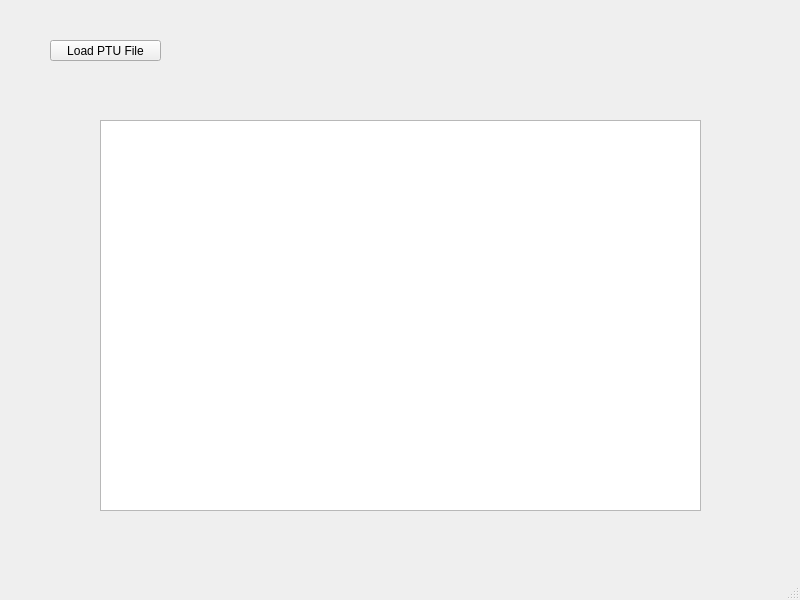
The window that qt_app/gui/phasorflim.ui (Tomkaehst/PhasorFLIM) describes before a commit, drawn with Qt 5.
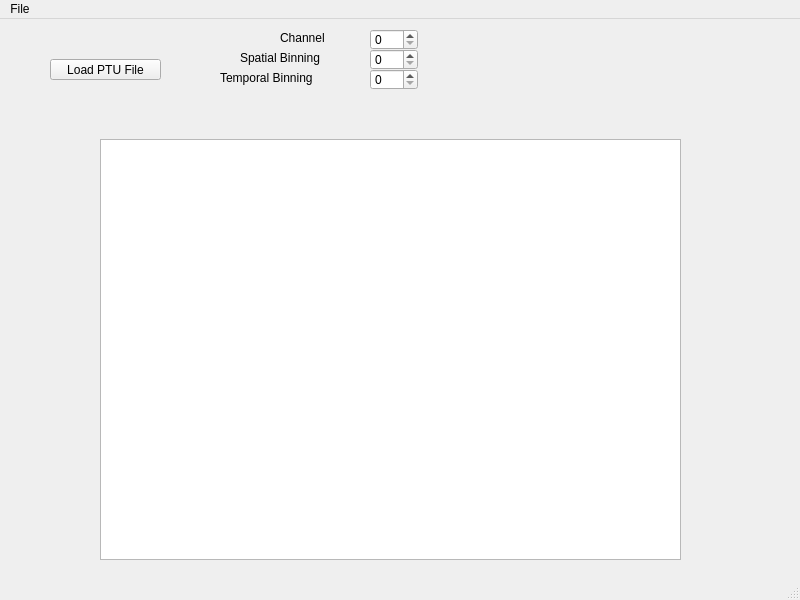
The same window after the commit.

Diff of the .ui file:
```diff
--- a/qt_app/gui/phasorflim.ui
+++ b/qt_app/gui/phasorflim.ui
@@ -32,11 +32,89 @@
      <rect>
       <x>100</x>
       <y>120</y>
-      <width>601</width>
-      <height>391</height>
+      <width>581</width>
+      <height>421</height>
      </rect>
     </property>
    </widget>
+   <widget class="QLabel" name="label_channel">
+    <property name="geometry">
+     <rect>
+      <x>280</x>
+      <y>10</y>
+      <width>67</width>
+      <height>17</height>
+     </rect>
+    </property>
+    <property name="text">
+     <string>Channel</string>
+    </property>
+   </widget>
+   <widget class="QLabel" name="label_spatialBinning">
+    <property name="geometry">
+     <rect>
+      <x>240</x>
+      <y>30</y>
+      <width>101</width>
+      <height>17</height>
+     </rect>
+    </property>
+    <property name="text">
+     <string>Spatial Binning</string>
+    </property>
+   </widget>
+   <widget class="QLabel" name="label_temporalBinning">
+    <property name="geometry">
+     <rect>
+      <x>220</x>
+      <y>50</y>
+      <width>121</width>
+      <height>17</height>
+     </rect>
+    </property>
+    <property name="text">
+     <string>Temporal Binning</string>
+    </property>
+   </widget>
+   <widget class="QSpinBox" name="spinBox_channel">
+    <property name="geometry">
+     <rect>
+      <x>370</x>
+      <y>10</y>
+      <width>48</width>
+      <height>21</height>
+     </rect>
+    </property>
+    <property name="maximum">
+     <number>3</number>
+    </property>
+   </widget>
+   <widget class="QSpinBox" name="spinBox_spatialBinning">
+    <property name="geometry">
+     <rect>
+      <x>370</x>
+      <y>30</y>
+      <width>48</width>
+      <height>21</height>
+     </rect>
+    </property>
+    <property name="maximum">
+     <number>8</number>
+    </property>
+   </widget>
+   <widget class="QSpinBox" name="spinBox_temporalBinning">
+    <property name="geometry">
+     <rect>
+      <x>370</x>
+      <y>50</y>
+      <width>48</width>
+      <height>21</height>
+     </rect>
+    </property>
+    <property name="maximum">
+     <number>8</number>
+    </property>
+   </widget>
   </widget>
   <widget class="QMenuBar" name="menubar">
    <property name="geometry">
@@ -47,6 +125,13 @@
      <height>22</height>
     </rect>
    </property>
+   <widget class="QMenu" name="menuFile">
+    <property name="title">
+     <string>File</string>
+    </property>
+    <addaction name="actionQuit"/>
+   </widget>
+   <addaction name="menuFile"/>
   </widget>
   <widget class="QStatusBar" name="statusbar"/>
  </widget>
```
Left out of the diff: 9 changed lines with no effect on the pictures.
